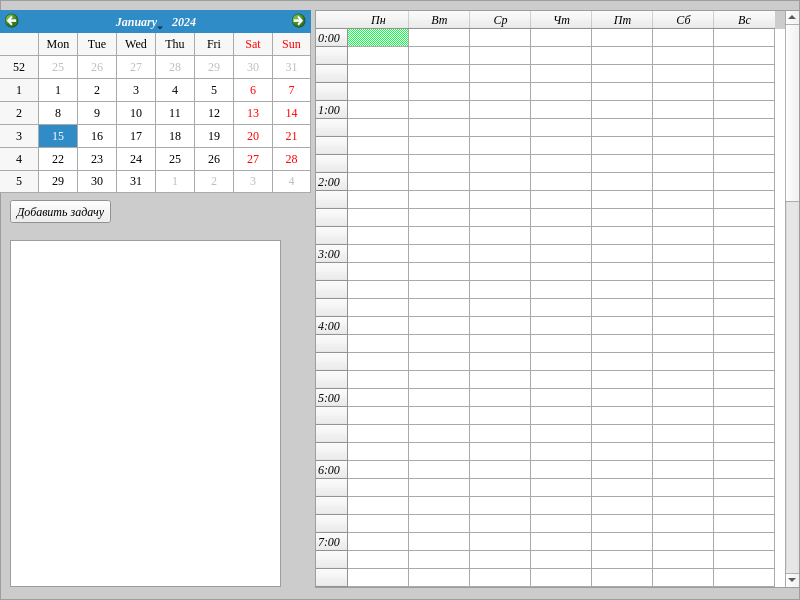
Above: gui/gui.ui from NoValeria/organiser before the change. Below: the same form after it.
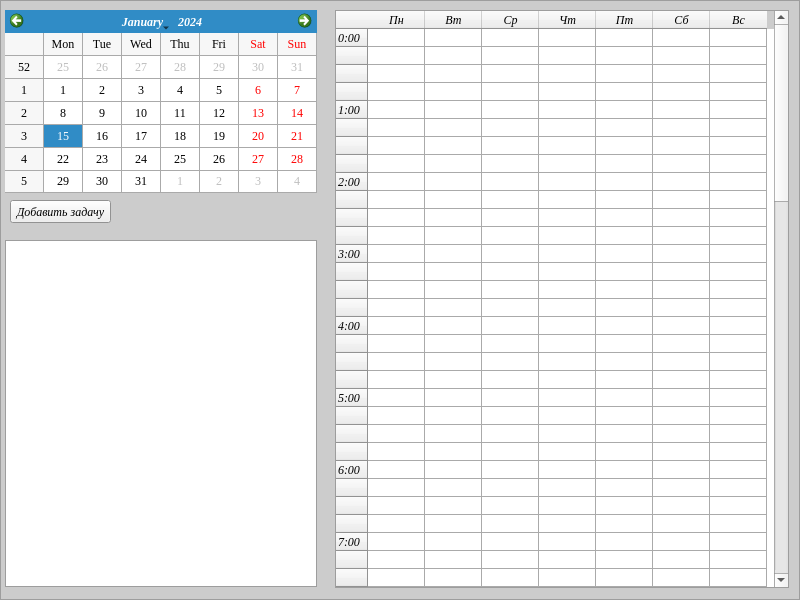
That is the form after the change.

```diff
--- a/gui/gui.ui
+++ b/gui/gui.ui
@@ -137,9 +137,9 @@
     <widget class="QListWidget" name="listWidget">
      <property name="geometry">
       <rect>
-       <x>10</x>
+       <x>5</x>
        <y>240</y>
-       <width>271</width>
+       <width>312</width>
        <height>347</height>
       </rect>
      </property>
@@ -147,9 +147,9 @@
     <widget class="QCalendarWidget" name="calendarWidget">
      <property name="geometry">
       <rect>
-       <x>0</x>
+       <x>5</x>
        <y>10</y>
-       <width>311</width>
+       <width>312</width>
        <height>183</height>
       </rect>
      </property>
@@ -187,9 +187,9 @@
     <widget class="QTableWidget" name="tableWidget">
      <property name="geometry">
       <rect>
-       <x>315</x>
+       <x>335</x>
        <y>10</y>
-       <width>485</width>
+       <width>454</width>
        <height>578</height>
       </rect>
      </property>
@@ -235,7 +235,7 @@
       <bool>false</bool>
      </attribute>
      <attribute name="horizontalHeaderDefaultSectionSize">
-      <number>61</number>
+      <number>57</number>
      </attribute>
      <attribute name="horizontalHeaderMinimumSectionSize">
       <number>39</number>
@@ -774,15 +774,6 @@
       <property name="toolTip">
        <string extracomment="first"/>
       </property>
-      <property name="background">
-       <brush brushstyle="Dense4Pattern">
-        <color alpha="255">
-         <red>19</red>
-         <green>255</green>
-         <blue>74</blue>
-        </color>
-       </brush>
-      </property>
      </item>
     </widget>
    </widget>
```
Left out of the diff: 2 changed lines with no effect on the pictures.
